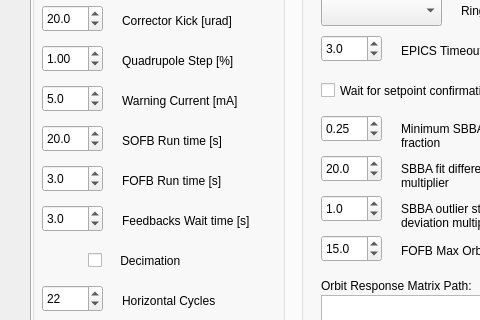
First picture: the form in src/dls_bba/fbba_gui.ui, repository DiamondLightSource/dls-bba, before the edit; both pictures show x 0 to 480 and y 91 to 411 of the 843 by 772 pixel window.
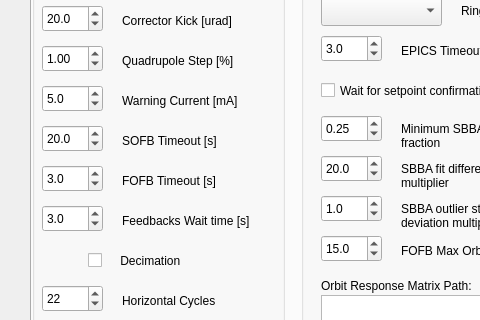
Second picture: the form after the edit.

Commit message: rename SOFB/FOFB_RUN_TIME to SOFB/FOFB_TIMEOUT

The edit to the form file:
```diff
--- a/src/dls_bba/fbba_gui.ui
+++ b/src/dls_bba/fbba_gui.ui
@@ -831,7 +831,7 @@
            </rect>
           </property>
           <property name="text">
-           <string>SOFB Run time [s]</string>
+           <string>SOFB Timeout [s]</string>
           </property>
          </widget>
          <widget class="QDoubleSpinBox" name="config_sofb_run_time">
@@ -923,7 +923,7 @@
            </rect>
           </property>
           <property name="text">
-           <string>FOFB Run time [s]</string>
+           <string>FOFB Timeout [s]</string>
           </property>
          </widget>
          <widget class="QCheckBox" name="config_use_decimation">
```
Left out of the diff: 4 changed lines with no effect on the pictures. The commit also changes 3 other files.
